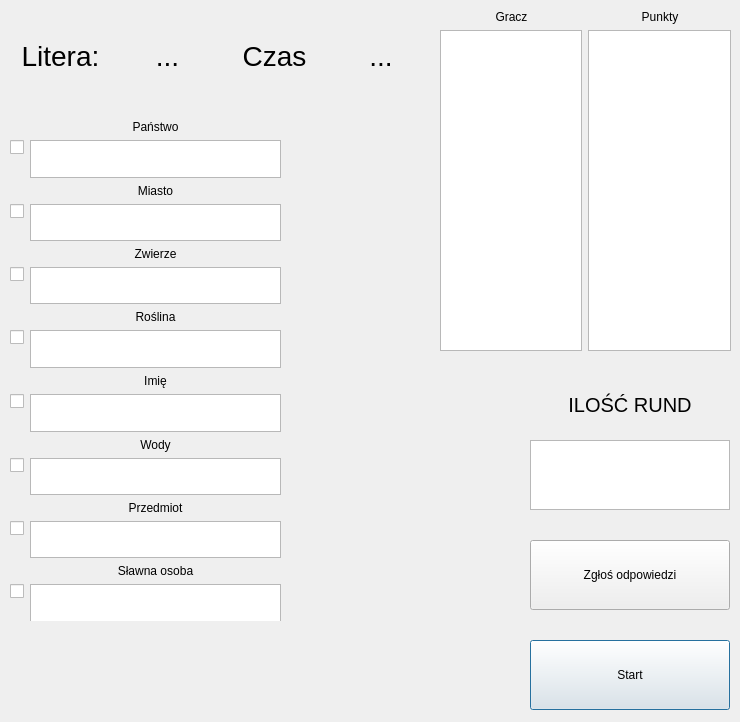
This is PanstwaMiastaQT/gamemain.ui in mbolimowski/PanstwaMiasta as Qt 5 draws it before an edit. The edited form follows.
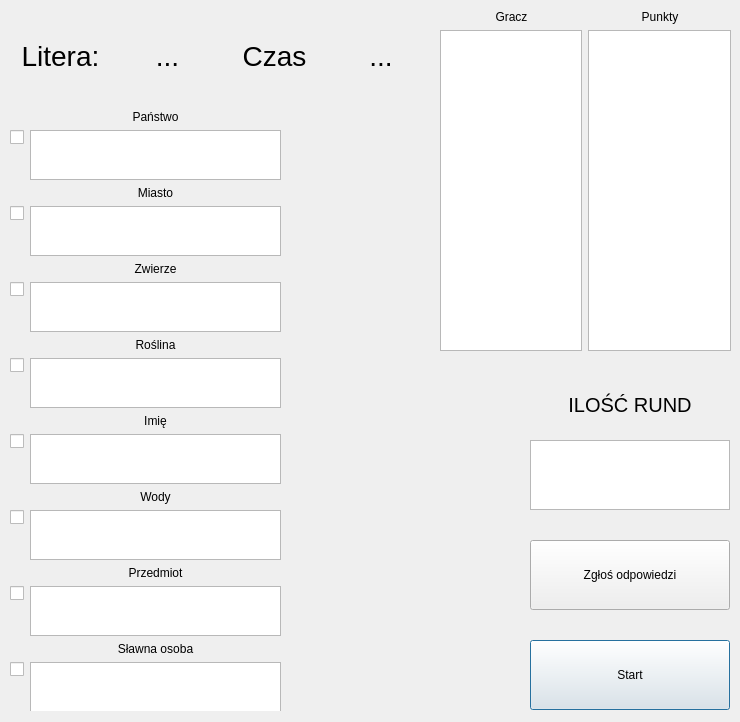
This is the edited form.

Commit message: gamemain window modification commit

```diff
--- a/PanstwaMiastaQT/gamemain.ui
+++ b/PanstwaMiastaQT/gamemain.ui
@@ -174,9 +174,9 @@
    <property name="geometry">
     <rect>
      <x>10</x>
-     <y>120</y>
+     <y>110</y>
      <width>271</width>
-     <height>501</height>
+     <height>601</height>
     </rect>
    </property>
    <layout class="QFormLayout" name="formLayout">
```
